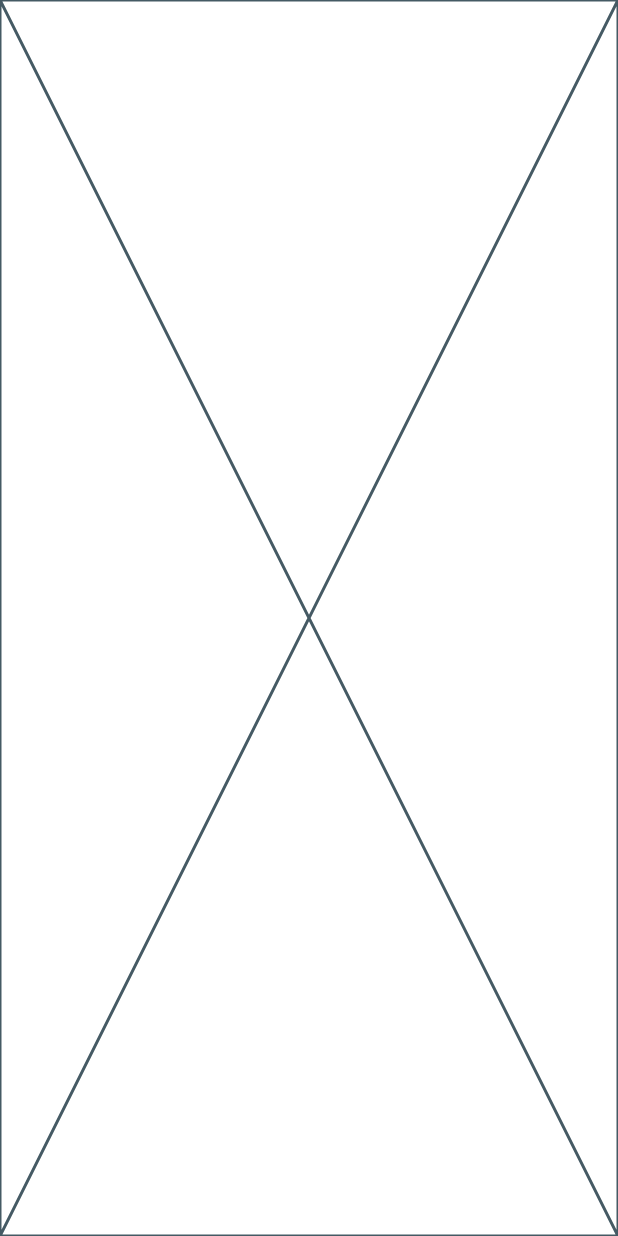
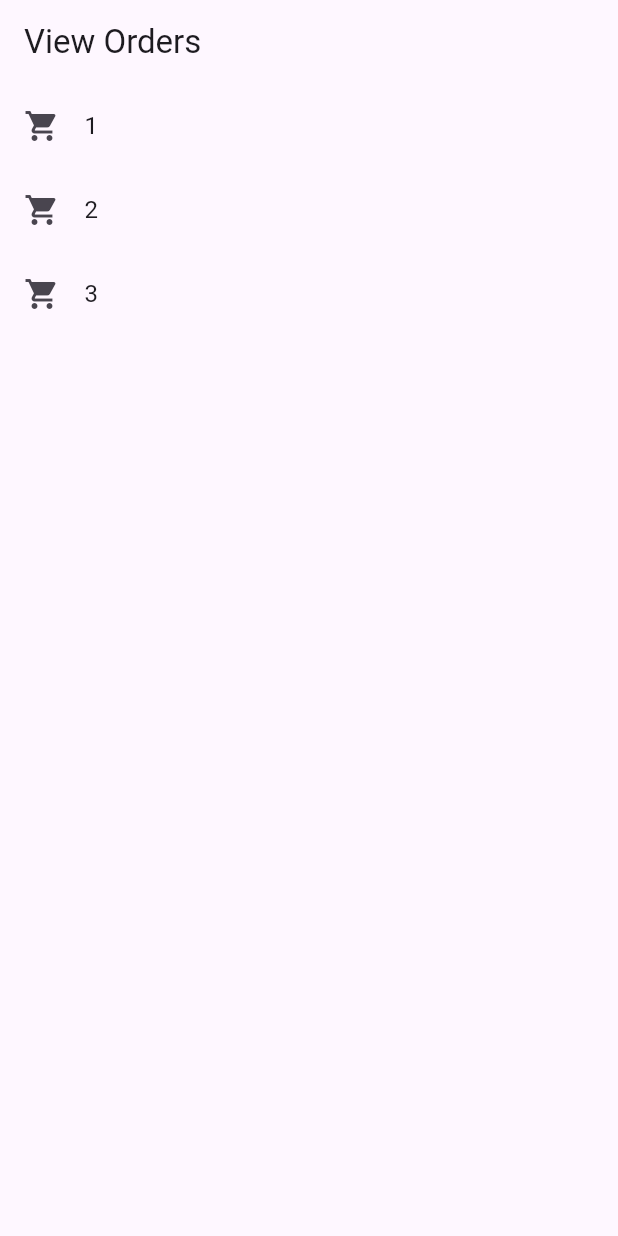
Before and after one commit to Astrobotical/projectVerde, a Flutter app: the screen it shows after launch, on a phone screen of 412 x 824 dp. Run offline on Flutter 3.47's test engine with Material 3 defaults, Android fonts, the phone set to English and light mode, and no system bars; our stand-ins replace bloc, flutter_bloc; statements that could not run were skipped.

Commit message:
#Updated: the viewOrders.dart page.

```diff
--- a/lib/views/farmer/viewOrders.dart
+++ b/lib/views/farmer/viewOrders.dart
@@ -1,9 +1,34 @@
 import 'package:flutter/material.dart';
+import 'package:flutter_bloc/flutter_bloc.dart';
+
+import '../../state/orders/orders_bloc.dart';
 class viewOrders extends StatelessWidget {
   const viewOrders({super.key});
 
   @override
   Widget build(BuildContext context) {
-    return const Placeholder();
+    return Scaffold(
+      appBar: AppBar(title: Text("View Orders"),),
+      body: BlocBuilder<OrdersBloc, OrdersState>(
+        builder: (context, state) {
+          if (state is OrdersLoading) {
+            return const Center(child: CircularProgressIndicator());
+          } else if (state is OrdersLoaded) {
+            return ListView.builder(
+              itemCount: state.orders.length,
+              itemBuilder: (context, index) {
+                return ListTile(
+                  title: Text(state.orders[index]),
+                  leading: const Icon(Icons.shopping_cart),
+                );
+              },
+            );
+          } else if (state is OrdersError) {
+            return const Center(child: Text("Failed to load orders"));
+          }
+          return const Center(child: Text("No orders available"));
+        },
+      ),
+    );
   }
 }
```
